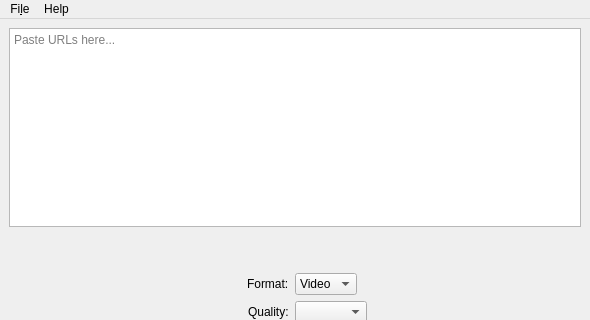
The window that designer/main_window.ui (markop404/media-downloader) describes before a commit, drawn with Qt 5; both pictures show x 0 to 590 and y 0 to 320 of the 590 by 665 pixel window.
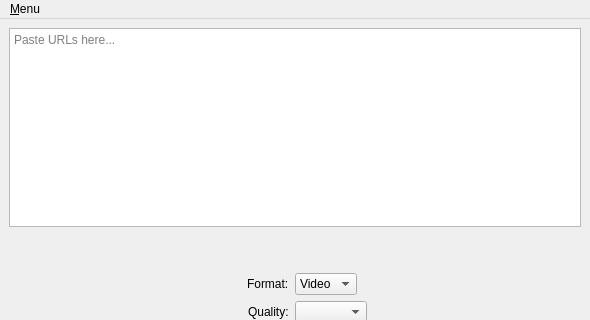
The same window after the commit. Icons and pictures are not drawn.

```diff
--- a/designer/main_window.ui
+++ b/designer/main_window.ui
@@ -312,18 +312,12 @@
    </property>
    <widget class="QMenu" name="menuFile">
     <property name="title">
-     <string>Fi&amp;le</string>
+     <string>&amp;Menu</string>
     </property>
-    <addaction name="actionExit"/>
-   </widget>
-   <widget class="QMenu" name="menuHelp">
-    <property name="title">
-     <string>Help</string>
-    </property>
+    <addaction name="actionNewWindow"/>
     <addaction name="actionAbout"/>
    </widget>
    <addaction name="menuFile"/>
-   <addaction name="menuHelp"/>
   </widget>
   <action name="actionExit">
    <property name="icon">
```
Left out of the diff: 13 changed lines with no effect on the pictures.
